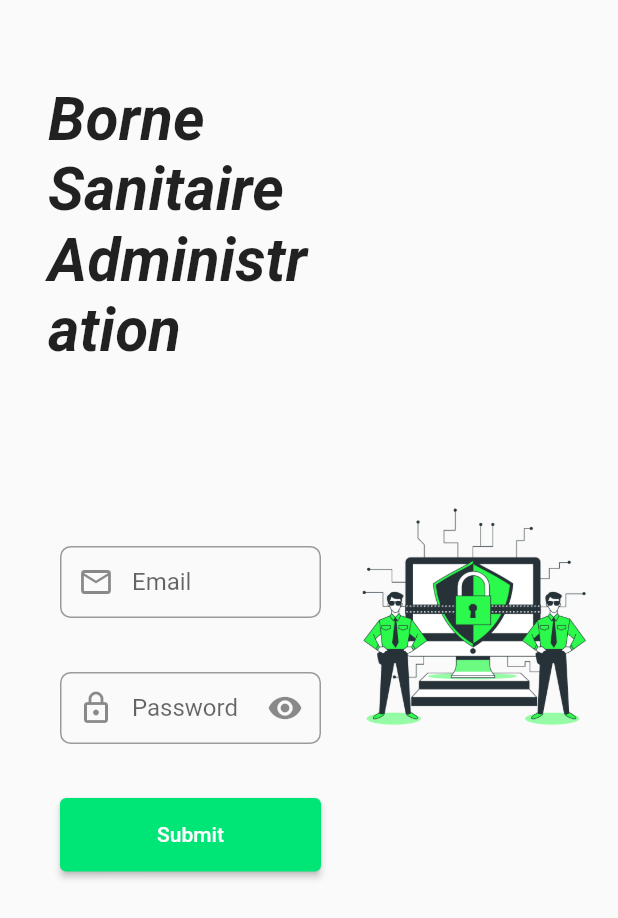
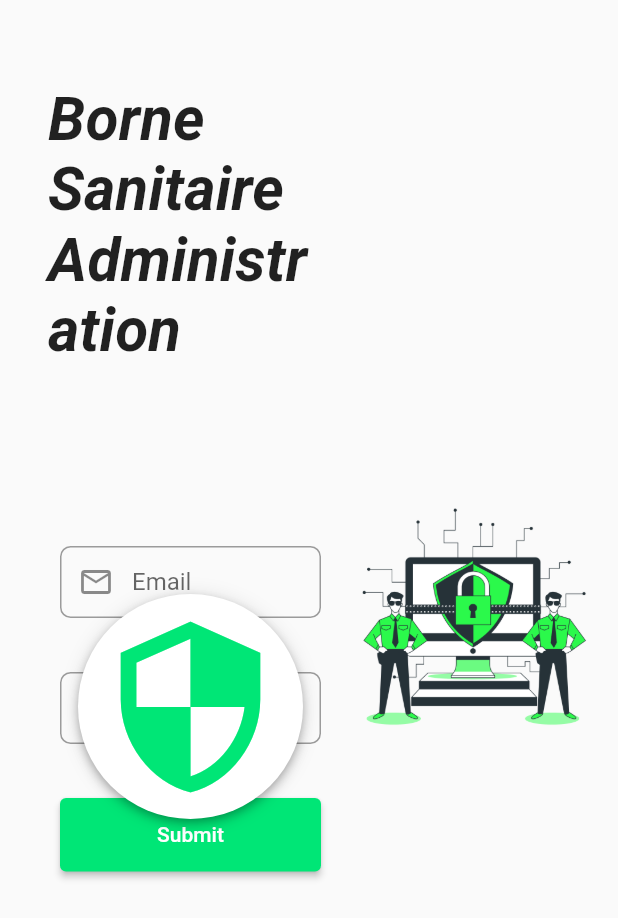
Before and after one commit to werhani-houssemeddine/borne-sanitaire-administration, a Flutter app: the screen it shows after launch, on a phone screen of 412 x 824 dp. Shown: the top 918 px of the screen. Run offline on Flutter 3.47's test engine with Material 2 defaults, Android fonts, the phone set to English and light mode, and no system bars.

Commit message:
add stack widget (need to update)

```diff
--- a/lib/widgets/authentication/Login/widgets/main.dart
+++ b/lib/widgets/authentication/Login/widgets/main.dart
@@ -5,7 +5,31 @@ import 'package:flutter/material.dart';
 
 class LoginWidgets {
   static Widget Login() {
-    return const LoginForm();
+    //! Need to update make
+    //! Make the stack inside a container (for make a good positions)
+    return Stack(
+      alignment: Alignment.center,
+      //padding: EdgeInsets.all(20.0),
+      children: [
+        const LoginForm(),
+        Positioned(
+            top: 40,
+            child: Container(
+              width: 150,
+              height: 150,
+              decoration: BoxDecoration(
+                color: Colors.white,
+                borderRadius: BorderRadius.circular(112.0),
+                boxShadow: kElevationToShadow[4],
+              ),
+              child: Icon(Icons.security,
+                  size: 124.0,
+                  color: Colors
+                      .greenAccent.shade400 //Color.fromARGB(255, 43, 249, 74),
+                  ),
+            )),
+      ],
+    );
   }
 
   static Widget EmailInput(TextEditingController controller) {
```
